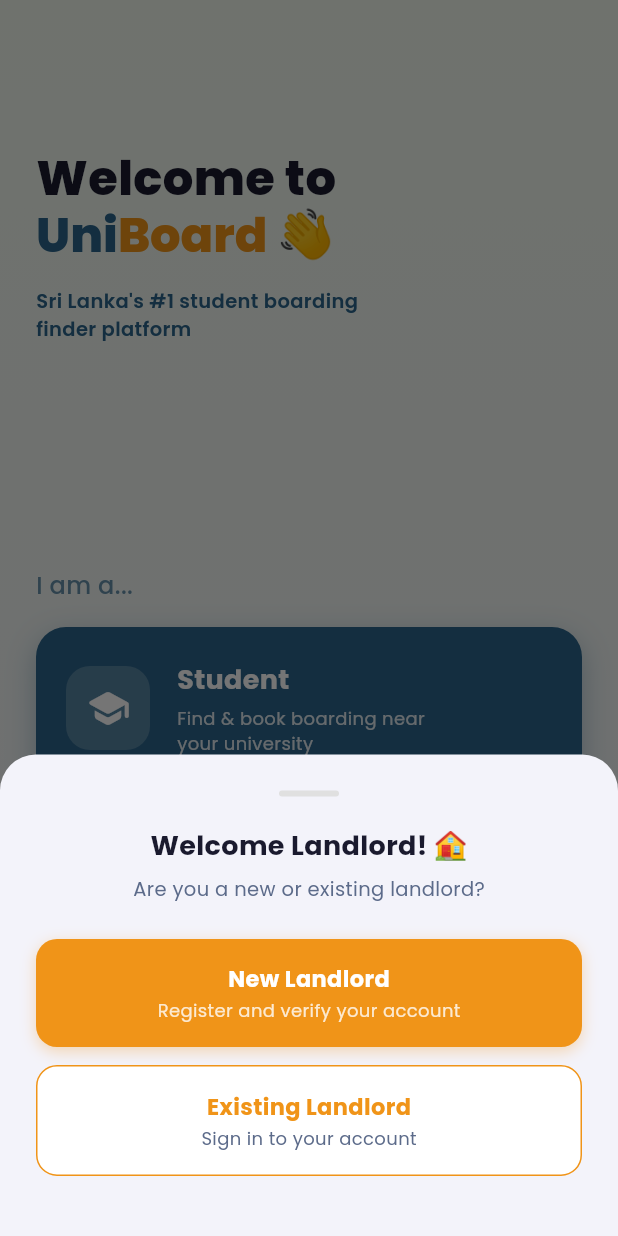
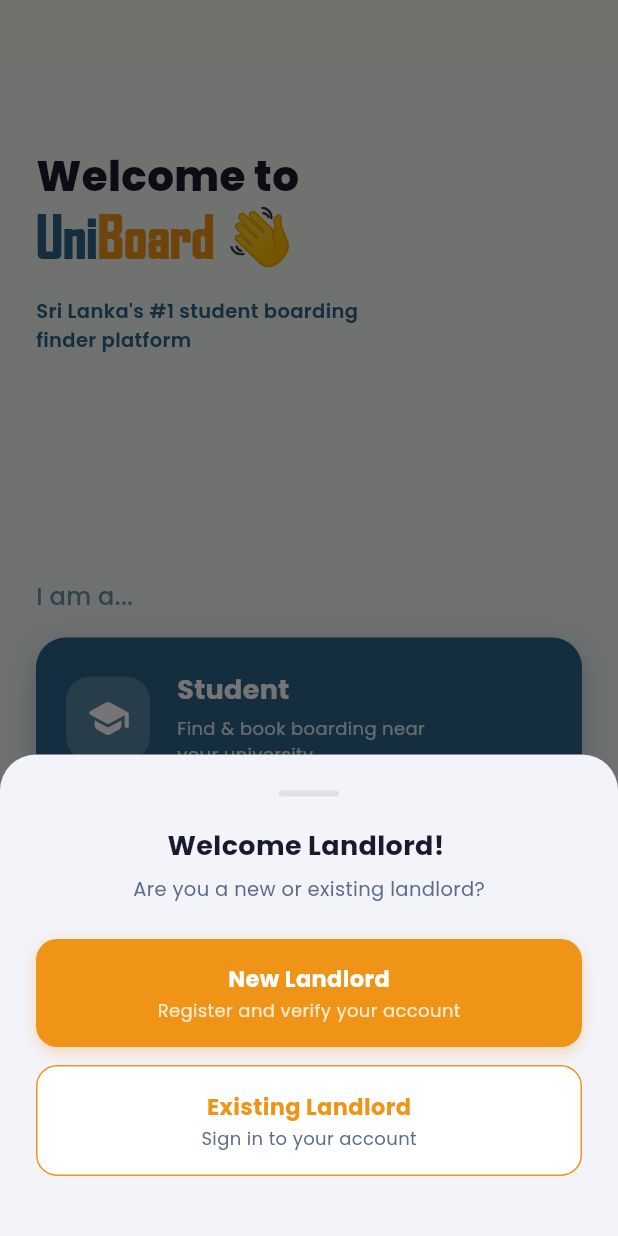
Before and after one commit to NavodPriyadarshana/UniBoardTest, a Flutter app: the screen it shows after launch, after a tap on "Landlord", on a phone screen of 412 x 824 dp. Run offline on Flutter 3.47's test engine with Material 3 defaults, Android fonts, the phone set to English and light mode, and no system bars; our stand-ins replace cached_network_image, cloud_firestore, file_picker, firebase_auth, firebase_core, firebase_messaging and 8 more; missing offline and left inert: payhere_mobilesdk_flutter; accounts and stored records are empty.

Commit message:
Apply Agency FB font to UniBoard brand name

```diff
--- a/lib/screens/auth/role_selection_screen.dart
+++ b/lib/screens/auth/role_selection_screen.dart
@@ -87,7 +87,7 @@
                   Text(
                     'Welcome to',
                     style: GoogleFonts.poppins(
-                      fontSize: 32,
+                      fontSize: 28,
                       fontWeight: FontWeight.w800,
                       color: const Color(0xFF1A1A2E),
                       height: 1.2,
@@ -99,18 +99,20 @@
                       children: [
                         TextSpan(
                           text: 'Uni',
-                          style: GoogleFonts.poppins(
-                            fontSize: 32,
-                            fontWeight: FontWeight.w800,
+                          style: TextStyle(
+                            fontFamily: 'AgencyFB',
+                            fontSize: 38,
+                            fontWeight: FontWeight.w900,
                             color: const Color(0xFF2B658B),
                             height: 1.2,
                           ),
                         ),
                         TextSpan(
                           text: 'Board',
-                          style: GoogleFonts.poppins(
-                            fontSize: 32,
-                            fontWeight: FontWeight.w800,
+                          style: TextStyle(
+                            fontFamily: 'AgencyFB',
+                            fontSize: 38,
+                            fontWeight: FontWeight.w900,
                             color: const Color(0xFFF09418),
                             height: 1.2,
                           ),
@@ -118,7 +120,7 @@
                         TextSpan(
                           text: ' 👋',
                           style: GoogleFonts.poppins(
-                            fontSize: 32,
+                            fontSize: 38,
                             fontWeight: FontWeight.w800,
                             height: 1.2,
                           ),
@@ -127,7 +129,7 @@
                     ),
                   ),
 
-                  const SizedBox(height: 12),
+                  const SizedBox(height: 14),
 
                   Text(
                     "Sri Lanka's #1 student boarding\nfinder platform",
@@ -270,7 +272,7 @@
             const SizedBox(height: 20),
 
             Text(
-              'Welcome Landlord! 🏠',
+              'Welcome Landlord! ',
               style: GoogleFonts.poppins(
                 fontSize: 18,
                 fontWeight: FontWeight.w700,
```
